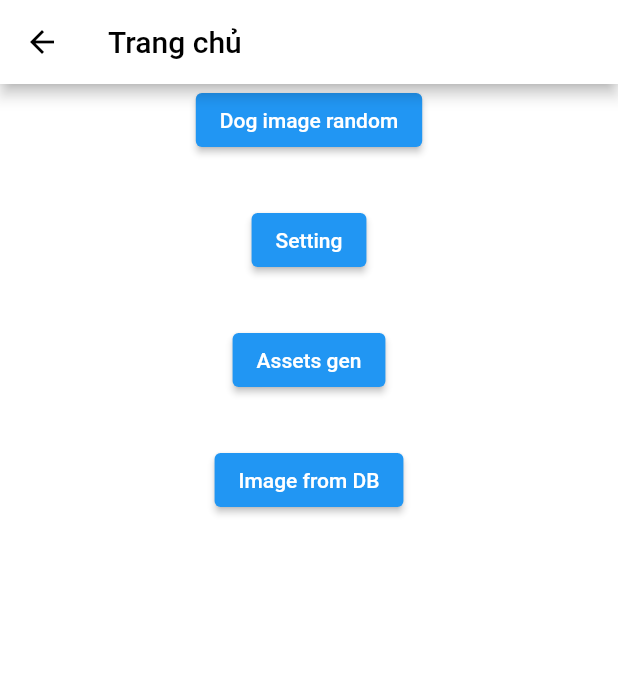
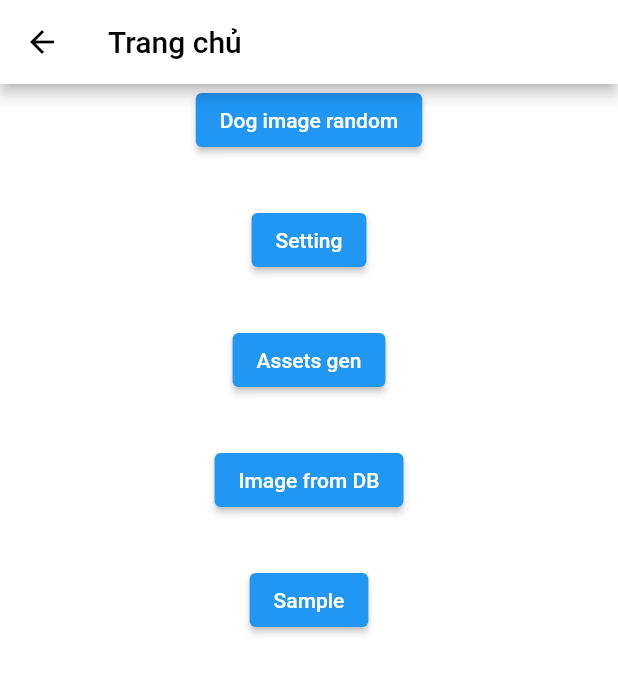
Before and after one commit to pogimista/flutter-2023, a Flutter app: the HomePage screen opened directly, on a phone screen of 412 x 824 dp. Shown: the top 674 px of the screen. Run offline on Flutter 3.47's test engine with Material 2 defaults, Android fonts, the phone set to English and light mode, and no system bars; our stand-ins replace another_flushbar, bloc_concurrency, dio, floor, flutter_bloc, flutter_svg and 9 more; accounts and stored records are empty; generated files the repository leaves out were written again; project files that could hold a hidden picture were left out.

Commit message:
second commit

```diff
--- a/lib/features/home/home_page.dart
+++ b/lib/features/home/home_page.dart
@@ -45,6 +45,13 @@ class HomePage extends StatelessWidget {
                 context.push(AppRouter.imagesFromDbPath);
               },
             ),
+            AppSpacing.verticalSpacing32,
+            ElevatedButton(
+              child: const Text('Sample'),
+              onPressed: () {
+                context.push(AppRouter.samplePath);
+              },
+            ),
           ],
         ),
       ),
--- a/lib/router/app_router.dart
+++ b/lib/router/app_router.dart
@@ -3,6 +3,7 @@ import 'package:boilerplate/features/demo/view/assets_page.dart';
 import 'package:boilerplate/features/demo/view/images_from_db_page.dart';
 import 'package:boilerplate/features/dog_image_random/view/dog_image_random_page.dart';
 import 'package:boilerplate/features/home/home_page.dart';
+import 'package:boilerplate/features/sample/sample_page.dart';
 import 'package:boilerplate/features/setting/setting_page.dart';
 import 'package:boilerplate/generated/l10n.dart';
 import 'package:boilerplate/widgets/error_page.dart';
@@ -29,6 +30,9 @@ class AppRouter {
 
   static const String imagesFromDbNamed = 'imagesFromDb';
   static const String imagesFromDbPath = '/imagesFromDb';
+
+  static const String sampleName = 'sampleName';
+  static const String samplePath = '/sampleName';
 
   static GoRouter get router => _router;
   static final _router = GoRouter(
@@ -61,6 +65,11 @@ class AppRouter {
         builder: (context, state) => const DogImageRandomPage(),
       ),
       GoRoute(
+        name: sampleName,
+        path: samplePath,
+        builder: (context, state) => const SamplePage(),
+      ),
+      GoRoute(
         name: imagesFromDbNamed,
         path: imagesFromDbPath,
         builder: (context, state) {
```
Also changed, not shown: lib/features/sample/sample_page.dart (added, +31 -0 lines).
